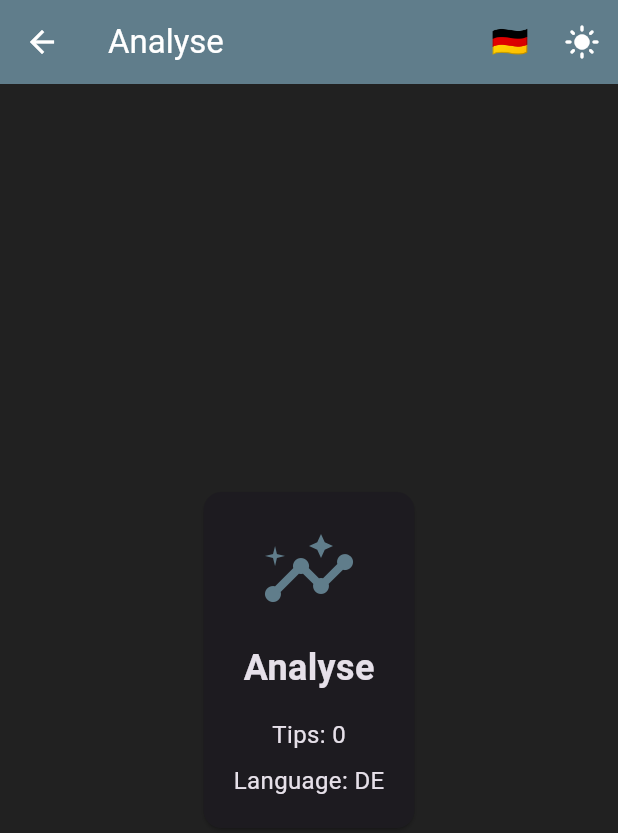
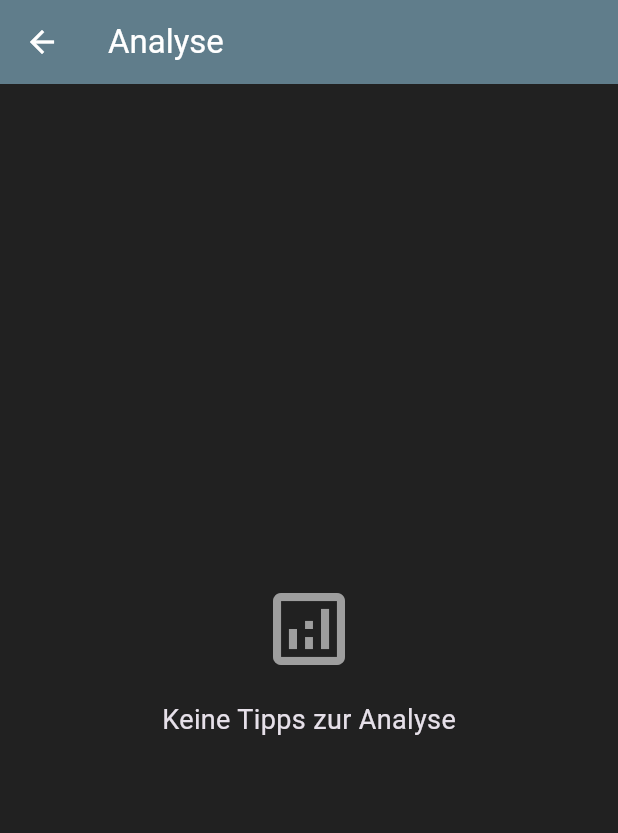
Before and after one commit to funatiker1968-hub/profi_lotto_app, a Flutter app: the screen it shows after launch, after a tap on the "dark mode" icon, after a tap on the "insights" icon, on a phone screen of 412 x 824 dp. Shown: the top 833 px of the screen. Run offline on Flutter 3.47's test engine with Material 3 defaults, Android fonts, the phone set to English and light mode, and no system bars; our stand-ins replace shared_preferences.

Commit message:
FEATURE: Echte Tipp-Analyse mit Statistiken, Häufigkeiten und Auswertungen

```diff
--- /dev/null
+++ b/lib/services/tip_analysis_service.dart
@@ -0,0 +1,85 @@
+class TipAnalysisService {
+
+  // Analysiert alle gespeicherten Tipps und erstellt Statistiken
+  Map<String, dynamic> analyzeTips(List<Map<String, dynamic>> tips) {
+    if (tips.isEmpty) {
+      return {
+        'totalTips': 0,
+        'message': 'Keine Tipps zur Analyse vorhanden',
+        'mostFrequentNumbers': [],
+        'numberFrequency': {},
+        'analysisDate': DateTime.now(),
+      };
+    }
+
+    // Zahlen-Häufigkeit berechnen
+    final numberFrequency = <int, int>{};
+    for (final tip in tips) {
+      final numbers = List<int>.from(tip['numbers'] ?? []);
+      for (final number in numbers) {
+        numberFrequency[number] = (numberFrequency[number] ?? 0) + 1;
+      }
+    }
+
+    // Häufigste Zahlen finden
+    final sortedNumbers = numberFrequency.entries.toList()
+      ..sort((a, b) => b.value.compareTo(a.value));
+
+    final mostFrequent = sortedNumbers.take(6).map((e) => e.key).toList();
+    final leastFrequent = sortedNumbers.reversed.take(6).map((e) => e.key).toList();
+
+    // Zeitliche Verteilung analysieren
+    final tipsByWeekday = <int, int>{};
+    for (final tip in tips) {
+      final date = tip['date'] is DateTime ? tip['date'] : DateTime.parse(tip['date']);
+      final weekday = date.weekday;
+      tipsByWeekday[weekday] = (tipsByWeekday[weekday] ?? 0) + 1;
+    }
+
+    return {
+      'totalTips': tips.length,
+      'mostFrequentNumbers': mostFrequent,
+      'leastFrequentNumbers': leastFrequent,
+      'numberFrequency': numberFrequency,
+      'tipsByWeekday': tipsByWeekday,
+      'averageNumbersPerTip': _calculateAverageNumbers(tips),
+      'analysisDate': DateTime.now(),
+      'dateRange': _getDateRange(tips),
+    };
+  }
+
+  double _calculateAverageNumbers(List<Map<String, dynamic>> tips) {
+    if (tips.isEmpty) return 0;
+    final totalNumbers = tips.fold(0, (sum, tip) => sum + (List.from(tip['numbers']).length));
+    return totalNumbers / tips.length;
+  }
+
+  Map<String, DateTime> _getDateRange(List<Map<String, dynamic>> tips) {
+    if (tips.isEmpty) return {'start': DateTime.now(), 'end': DateTime.now()};
+
+    DateTime? earliest;
+    DateTime? latest;
+
+    for (final tip in tips) {
+      final date = tip['date'] is DateTime ? tip['date'] : DateTime.parse(tip['date']);
+      if (earliest == null || date.isBefore(earliest)) earliest = date;
+      if (latest == null || date.isAfter(latest)) latest = date;
+    }
+
+    return {'start': earliest!, 'end': latest!};
+  }
+
+  // Erstellt eine Zusammenfassung der Analyse
+  Map<String, dynamic> getAnalysisSummary(Map<String, dynamic> analysis) {
+    return {
+      'summary': 'Analyse von ${analysis['totalTips']} Tipps',
+      'topNumbers': analysis['mostFrequentNumbers'],
+      'dateRange': '${_formatDate(analysis['dateRange']['start'])} - ${_formatDate(analysis['dateRange']['end'])}',
+      'averageNumbers': analysis['averageNumbersPerTip'].toStringAsFixed(1),
+    };
+  }
+
+  String _formatDate(DateTime date) {
+    return '${date.day}.${date.month}.${date.year}';
+  }
+}
--- a/lib/tip_analysis_screen.dart
+++ b/lib/tip_analysis_screen.dart
@@ -1,7 +1,8 @@
 import 'package:flutter/material.dart';
 import 'services/app_state.dart';
+import 'services/tip_analysis_service.dart';
 
-class TipAnalysisScreen extends StatelessWidget {
+class TipAnalysisScreen extends StatefulWidget {
   final AppState appState;
   final List<Map<String, dynamic>> tips;
 
@@ -12,68 +13,190 @@ class TipAnalysisScreen extends StatelessWidget {
   });
 
   @override
+  State<TipAnalysisScreen> createState() => _TipAnalysisScreenState();
+}
+
+class _TipAnalysisScreenState extends State<TipAnalysisScreen> {
+  final TipAnalysisService _analysisService = TipAnalysisService();
+  late Map<String, dynamic> _analysis;
+
+  @override
+  void initState() {
+    super.initState();
+    _analysis = _analysisService.analyzeTips(widget.tips);
+  }
+
+  String _translate(String key) {
+    switch (key) {
+      case 'analysis': return 'Analyse';
+      case 'totalTips': return 'Gesamte Tipps';
+      case 'mostFrequent': return 'Häufigste Zahlen';
+      case 'leastFrequent': return 'Seltenste Zahlen';
+      case 'dateRange': return 'Zeitraum';
+      case 'averageNumbers': return 'Ø Zahlen pro Tipp';
+      case 'noAnalysis': return 'Keine Tipps zur Analyse';
+      default: return key;
+    }
+  }
+
+  Widget _buildNumberChip(int number, int frequency, Color color) {
+    return Chip(
+      backgroundColor: color.withOpacity(0.2),
+      label: Text('$number ($frequency×)'),
+    );
+  }
+
+  @override
   Widget build(BuildContext context) {
-    return ValueListenableBuilder<bool>(
-      valueListenable: appState,
-      builder: (context, _, child) {
     return Scaffold(
       appBar: AppBar(
-            title: Text(appState.translate('analysis')),
+        title: Text(_translate('analysis')),
         backgroundColor: Theme.of(context).appBarTheme.backgroundColor,
         foregroundColor: Theme.of(context).appBarTheme.foregroundColor,
-            actions: [
-              IconButton(
-                icon: Text(appState.getLanguageFlag(),
-                        style: const TextStyle(fontSize: 20)),
-                onPressed: appState.switchLanguage,
-                tooltip: appState.getLanguageTooltip(),
       ),
-              IconButton(
-                icon: Icon(appState.isDarkMode ?
-                          Icons.light_mode : Icons.dark_mode),
-                onPressed: appState.toggleTheme,
-                tooltip: appState.isDarkMode ?
-                         appState.translate('lightMode') : appState.translate('darkMode'),
+      body: _analysis['totalTips'] == 0
+          ? Center(
+              child: Column(
+                mainAxisAlignment: MainAxisAlignment.center,
+                children: [
+                  Icon(Icons.analytics_outlined, size: 64, color: Colors.grey),
+                  SizedBox(height: 16),
+                  Text(
+                    _translate('noAnalysis'),
+                    style: TextStyle(fontSize: 18),
                   ),
                 ],
               ),
-          backgroundColor: Theme.of(context).scaffoldBackgroundColor,
-          body: Center(
-            child: Card(
-              color: Theme.of(context).cardTheme.color,
-              elevation: Theme.of(context).cardTheme.elevation,
+            )
+          : SingleChildScrollView(
+              padding: const EdgeInsets.all(16),
+              child: Column(
+                crossAxisAlignment: CrossAxisAlignment.start,
+                children: [
+                  // Übersicht
+                  Card(
                     child: Padding(
-                padding: const EdgeInsets.all(20.0),
+                      padding: const EdgeInsets.all(16),
                       child: Column(
-                  mainAxisSize: MainAxisSize.min,
+                        crossAxisAlignment: CrossAxisAlignment.start,
                         children: [
-                    Icon(Icons.insights, size: 64,
-                         color: Theme.of(context).primaryColor),
-                    const SizedBox(height: 16),
                           Text(
-                      appState.translate('analysis'),
-                      style: const TextStyle(
-                        fontSize: 24,
+                            '📊 Übersicht',
+                            style: TextStyle(
+                              fontSize: 20,
                               fontWeight: FontWeight.bold,
                             ),
                           ),
-                    const SizedBox(height: 16),
+                          SizedBox(height: 12),
+                          Text('${_translate('totalTips')}: ${_analysis['totalTips']}'),
+                          Text('${_translate('dateRange')}: ${_analysisService._formatDate(_analysis['dateRange']['start'])} - ${_analysisService._formatDate(_analysis['dateRange']['end'])}'),
+                          Text('${_translate('averageNumbers')}: ${_analysis['averageNumbersPerTip'].toStringAsFixed(1)}'),
+                        ],
+                      ),
+                    ),
+                  ),
+
+                  SizedBox(height: 16),
+
+                  // Häufigste Zahlen
+                  Card(
+                    child: Padding(
+                      padding: const EdgeInsets.all(16),
+                      child: Column(
+                        crossAxisAlignment: CrossAxisAlignment.start,
+                        children: [
                           Text(
-                      'Tips: ${tips.length}',
-                      style: const TextStyle(fontSize: 16),
+                            '🔥 ${_translate('mostFrequent')}',
+                            style: TextStyle(
+                              fontSize: 18,
+                              fontWeight: FontWeight.bold,
                             ),
-                    const SizedBox(height: 8),
-                    Text(
-                      'Language: ${appState.currentLanguage.toUpperCase()}',
-                      style: const TextStyle(fontSize: 16),
+                          ),
+                          SizedBox(height: 12),
+                          Wrap(
+                            spacing: 8,
+                            runSpacing: 8,
+                            children: (_analysis['mostFrequentNumbers'] as List<int>)
+                                .map((number) => _buildNumberChip(
+                                      number,
+                                      _analysis['numberFrequency'][number] ?? 0,
+                                      Colors.red,
+                                    ))
+                                .toList(),
                           ),
                         ],
                       ),
                     ),
                   ),
+
+                  SizedBox(height: 16),
+
+                  // Seltenste Zahlen
+                  Card(
+                    child: Padding(
+                      padding: const EdgeInsets.all(16),
+                      child: Column(
+                        crossAxisAlignment: CrossAxisAlignment.start,
+                        children: [
+                          Text(
+                            '❄️ ${_translate('leastFrequent')}',
+                            style: TextStyle(
+                              fontSize: 18,
+                              fontWeight: FontWeight.bold,
                             ),
-        );
-      },
+                          ),
+                          SizedBox(height: 12),
+                          Wrap(
+                            spacing: 8,
+                            runSpacing: 8,
+                            children: (_analysis['leastFrequentNumbers'] as List<int>)
+                                .map((number) => _buildNumberChip(
+                                      number,
+                                      _analysis['numberFrequency'][number] ?? 0,
+                                      Colors.blue,
+                                    ))
+                                .toList(),
+                          ),
+                        ],
+                      ),
+                    ),
+                  ),
+
+                  SizedBox(height: 16),
+
+                  // Alle Zahlen-Häufigkeiten
+                  Card(
+                    child: Padding(
+                      padding: const EdgeInsets.all(16),
+                      child: Column(
+                        crossAxisAlignment: CrossAxisAlignment.start,
+                        children: [
+                          Text(
+                            '📈 Alle Zahlen',
+                            style: TextStyle(
+                              fontSize: 18,
+                              fontWeight: FontWeight.bold,
+                            ),
+                          ),
+                          SizedBox(height: 12),
+                          Wrap(
+                            spacing: 6,
+                            runSpacing: 6,
+                            children: (_analysis['numberFrequency'] as Map<int, int>)
+                                .entries
+                                .map((entry) => Chip(
+                                      label: Text('${entry.key}'),
+                                      backgroundColor: Colors.grey[300],
+                                    ))
+                                .toList(),
+                          ),
+                        ],
+                      ),
+                    ),
+                  ),
+                ],
+              ),
+            ),
     );
   }
 }
```
Lines whose indentation alone changed are shown as unchanged.
